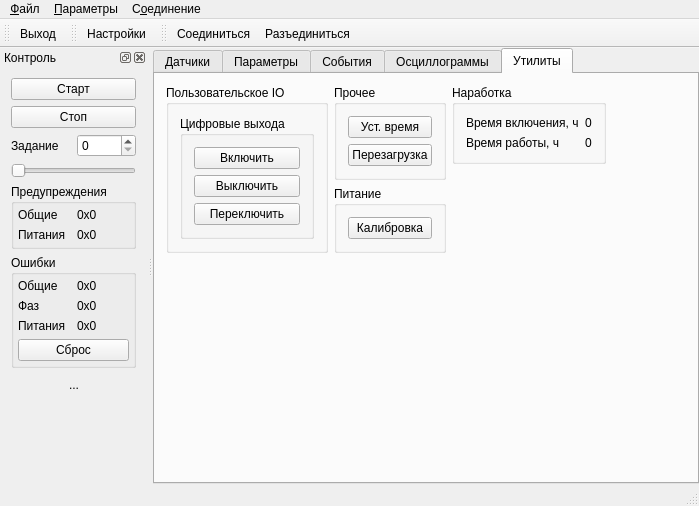
This is mainwindow.ui in catompiler/qdrive as Qt 5 draws it before an edit. The edited form follows.
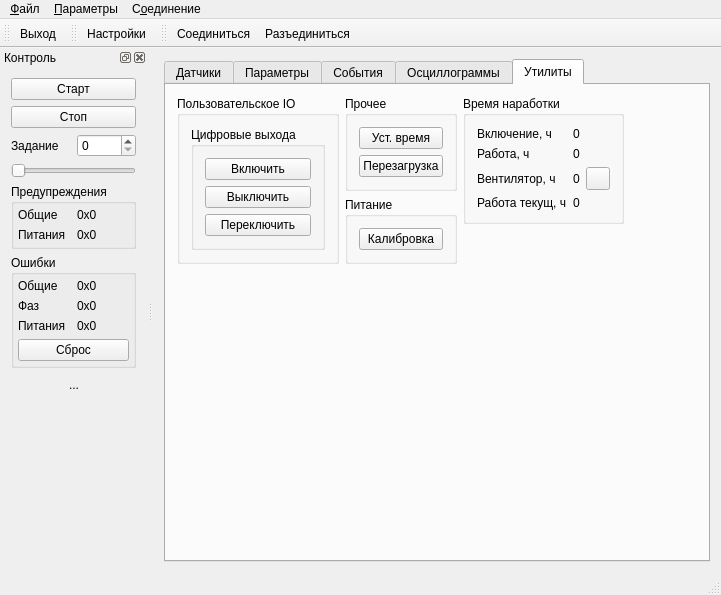
This is the edited form. The open tabs and pages were chosen to show the change. Icons and pictures are not drawn. Custom widgets are drawn as their Qt base class.

Commit message: drive fan time & motor parameters

Diff of the .ui file:
```diff
--- a/mainwindow.ui
+++ b/mainwindow.ui
@@ -6,8 +6,8 @@
    <rect>
     <x>0</x>
     <y>0</y>
-    <width>679</width>
-    <height>506</height>
+    <width>697</width>
+    <height>595</height>
    </rect>
   </property>
   <property name="windowTitle">
@@ -27,23 +27,8 @@
    <bool>false</bool>
   </property>
   <widget class="QWidget" name="centralWidget">
-   <layout class="QGridLayout" name="gridLayout_3">
-    <property name="leftMargin">
-     <number>0</number>
-    </property>
-    <property name="topMargin">
-     <number>0</number>
-    </property>
-    <property name="rightMargin">
-     <number>0</number>
-    </property>
-    <property name="bottomMargin">
-     <number>0</number>
-    </property>
-    <property name="spacing">
-     <number>0</number>
-    </property>
-    <item row="0" column="0">
+   <layout class="QVBoxLayout" name="verticalLayout_16">
+    <item>
      <widget class="QTabWidget" name="tabWidget">
       <property name="currentIndex">
        <number>0</number>
@@ -601,17 +586,17 @@
           <item>
            <widget class="QGroupBox" name="gbLifeTime">
             <property name="title">
-             <string>Наработка</string>
+             <string>Время наработки</string>
             </property>
-            <layout class="QFormLayout" name="formLayout_3">
+            <layout class="QGridLayout" name="gridLayout_2">
              <item row="0" column="0">
               <widget class="QLabel" name="lblLifeTime">
                <property name="text">
-                <string>Время включения, ч</string>
+                <string>Включение, ч</string>
                </property>
               </widget>
              </item>
-             <item row="0" column="1">
+             <item row="0" column="1" colspan="2">
               <widget class="QLabel" name="lblLifeTimeVal">
                <property name="text">
                 <string>0</string>
@@ -621,17 +606,62 @@
              <item row="1" column="0">
               <widget class="QLabel" name="lblRunTime">
                <property name="text">
-                <string>Время работы, ч</string>
+                <string>Работа, ч</string>
                </property>
               </widget>
              </item>
-             <item row="1" column="1">
+             <item row="1" column="1" colspan="2">
               <widget class="QLabel" name="lblRunTimeVal">
                <property name="text">
                 <string>0</string>
                </property>
               </widget>
              </item>
+             <item row="2" column="0">
+              <widget class="QLabel" name="lblFanRunTime">
+               <property name="text">
+                <string>Вентилятор, ч</string>
+               </property>
+              </widget>
+             </item>
+             <item row="2" column="1">
+              <widget class="QLabel" name="lblFanRunTimeVal">
+               <property name="text">
+                <string>0</string>
+               </property>
+              </widget>
+             </item>
+             <item row="2" column="2">
+              <widget class="QToolButton" name="tbtnResetFanRunTime">
+               <property name="sizePolicy">
+                <sizepolicy hsizetype="Fixed" vsizetype="Fixed">
+                 <horstretch>0</horstretch>
+                 <verstretch>0</verstretch>
+                </sizepolicy>
+               </property>
+               <property name="text">
+                <string/>
+               </property>
+               <property name="icon">
+                <iconset resource="res.qrc">
+                 <normaloff>:/images/reset_value.png</normaloff>:/images/reset_value.png</iconset>
+               </property>
+              </widget>
+             </item>
+             <item row="3" column="0">
+              <widget class="QLabel" name="lblLastRunTime">
+               <property name="text">
+                <string>Работа текущ, ч</string>
+               </property>
+              </widget>
+             </item>
+             <item row="3" column="1" colspan="2">
+              <widget class="QLabel" name="lblLastRunTimeVal">
+               <property name="text">
+                <string>0</string>
+               </property>
+              </widget>
+             </item>
             </layout>
            </widget>
           </item>
@@ -674,7 +704,7 @@
     <rect>
      <x>0</x>
      <y>0</y>
-     <width>679</width>
+     <width>697</width>
      <height>20</height>
     </rect>
    </property>
```
Left out of the diff: 2 changed lines with no effect on the pictures. The commit also changes 18 other files.
